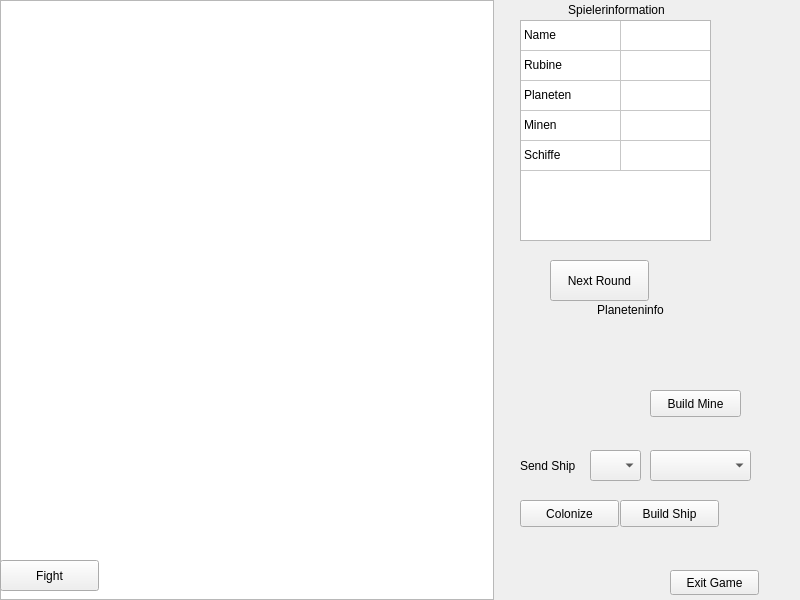
This is view2D/MainWindow2D.ui in tglane/asteroids as Qt 5 draws it before an edit. The edited form follows.
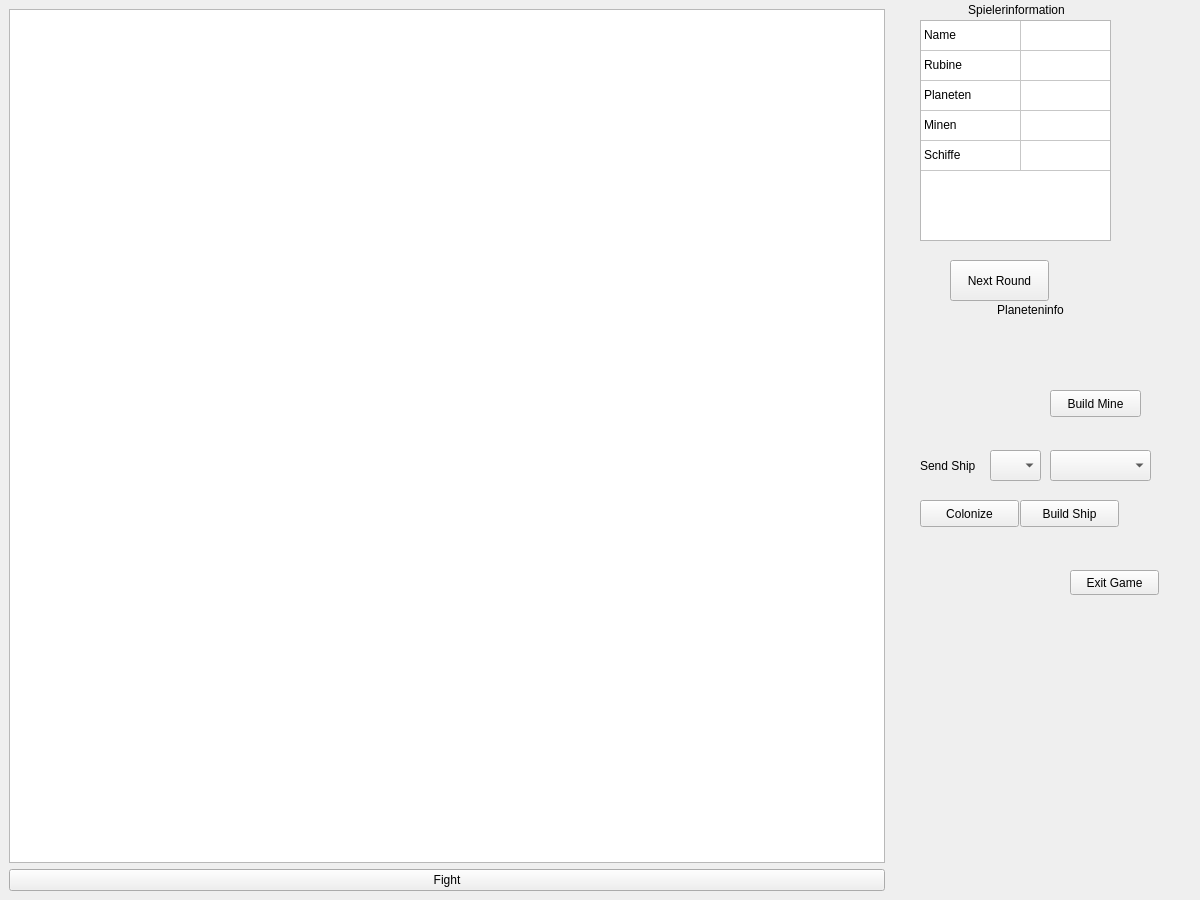
This is the edited form.

What changed in the file:
```diff
--- a/view2D/MainWindow2D.ui
+++ b/view2D/MainWindow2D.ui
@@ -6,8 +6,8 @@
    <rect>
     <x>0</x>
     <y>0</y>
-    <width>800</width>
-    <height>600</height>
+    <width>1200</width>
+    <height>900</height>
    </rect>
   </property>
   <property name="windowTitle">
@@ -33,18 +33,6 @@
     <item row="0" column="0">
      <widget class="QWidget" name="MapWidget" native="true">
       <layout class="QGridLayout" name="gridLayout_2">
-       <property name="leftMargin">
-        <number>0</number>
-       </property>
-       <property name="topMargin">
-        <number>0</number>
-       </property>
-       <property name="rightMargin">
-        <number>0</number>
-       </property>
-       <property name="bottomMargin">
-        <number>0</number>
-       </property>
        <item row="0" column="0">
         <widget class="QGraphicsView" name="Map">
          <property name="lineWidth">
@@ -52,20 +40,14 @@
          </property>
         </widget>
        </item>
-      </layout>
+       <item row="1" column="0">
       <widget class="QPushButton" name="Fight">
-       <property name="geometry">
-        <rect>
-         <x>0</x>
-         <y>560</y>
-         <width>99</width>
-         <height>31</height>
-        </rect>
-       </property>
        <property name="text">
         <string>Fight</string>
        </property>
       </widget>
+       </item>
+      </layout>
      </widget>
     </item>
     <item row="0" column="1">
```
Lines whose indentation alone changed are shown as unchanged.
